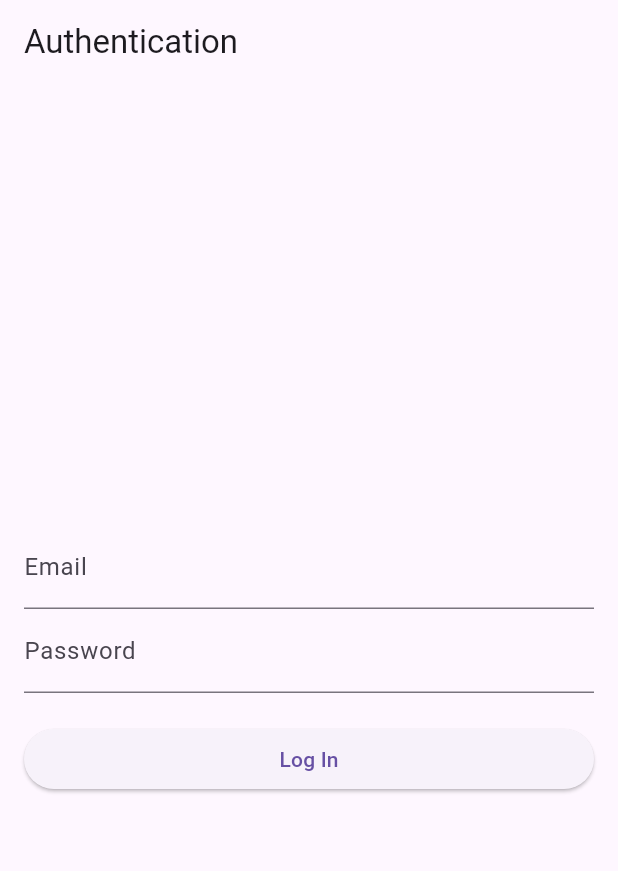
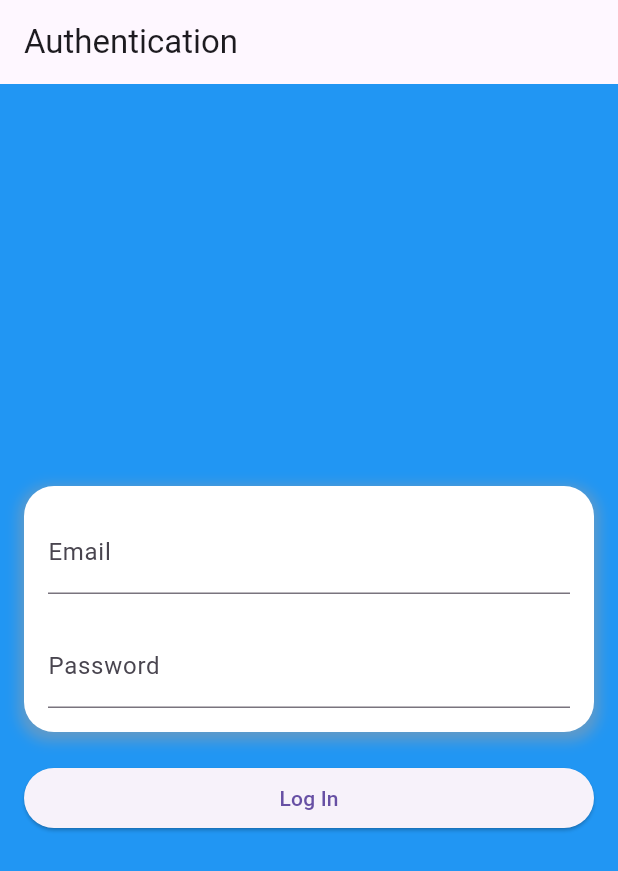
Before and after one commit to sirajulhassan/wayanad_gate, a Flutter app: the screen it shows after launch, on a phone screen of 412 x 824 dp. Shown: the top 871 px of the screen. Run offline on Flutter 3.47's test engine with Material 3 defaults, Android fonts, the phone set to English and light mode, and no system bars; our stand-ins replace firebase_auth, firebase_core; accounts and stored records are empty.

```diff
--- a/lib/authentication/screens/authentication_screen.dart
+++ b/lib/authentication/screens/authentication_screen.dart
@@ -4,6 +4,8 @@ import 'package:wayanad_gate/widgets/common_widgets/input_field.dart';
 import 'package:wayanad_gate/authentication/services/auth_service.dart';
 
 class AuthenticationScreen extends StatefulWidget {
+  const AuthenticationScreen({Key? key}) : super(key: key);
+
   @override
   _AuthenticationScreenState createState() => _AuthenticationScreenState();
 }
@@ -19,22 +21,46 @@ class _AuthenticationScreenState extends State<AuthenticationScreen> {
       appBar: AppBar(
         title: const Text('Authentication'),
       ),
-      body: Padding(
+      backgroundColor: Colors.blue,
+      body: Center(
+        child: Padding(
           padding: const EdgeInsets.all(16.0),
           child: Column(
             mainAxisAlignment: MainAxisAlignment.center,
             crossAxisAlignment: CrossAxisAlignment.stretch,
             children: <Widget>[
+              Container(
+                decoration: BoxDecoration(
+                  color: Colors.white,
+                  borderRadius: BorderRadius.circular(20.0),
+                  boxShadow: [
+                    BoxShadow(
+                      color: Colors.grey.withOpacity(0.5),
+                      spreadRadius: 3,
+                      blurRadius: 7,
+                      offset: Offset(0, 3), // changes position of shadow
+                    ),
+                  ],
+                ),
+                child: Padding(
+                  padding: const EdgeInsets.all(16.0),
+                  child: Column(
+                    children: [
                       InputField(
                         controller: _emailController,
                         labelText: 'Email',
                       ),
+                      SizedBox(height: 20.0),
                       InputField(
                         controller: _passwordController,
                         labelText: 'Password',
                         obscureText: true,
                       ),
-            const SizedBox(height: 20.0),
+                    ],
+                  ),
+                ),
+              ),
+              SizedBox(height: 20.0),
               CustomButton(
                 text: 'Log In',
                 onPressed: () async {
@@ -43,7 +69,9 @@ class _AuthenticationScreenState extends State<AuthenticationScreen> {
                   String? errorMessage = await _authService
                       .signInWithEmailAndPassword(email, password);
                   if (errorMessage == null) {
-                  // Authentication successful, navigate to the next screen
+                    ScaffoldMessenger.of(context).showSnackBar(
+                      const SnackBar(content: Text("Success")),
+                    );
                   } else {
                     // Show error message
                     ScaffoldMessenger.of(context).showSnackBar(
@@ -55,6 +83,7 @@ class _AuthenticationScreenState extends State<AuthenticationScreen> {
             ],
           ),
         ),
+      ),
     );
   }
 }
--- a/lib/main.dart
+++ b/lib/main.dart
@@ -1,10 +1,12 @@
 import 'package:flutter/material.dart';
+import 'package:wayanad_gate/authentication/screens/authentication_screen.dart';
+
 import 'package:firebase_core/firebase_core.dart';
-import 'package:wayanad_gate/authentication/screens/authentication_screen.dart';
+import 'firebase_options.dart';
 
 void main() async {
   WidgetsFlutterBinding.ensureInitialized();
-  await Firebase.initializeApp();
+  await Firebase.initializeApp(options: DefaultFirebaseOptions.currentPlatform);
   runApp(const MyApp());
 }
 
```
Also changed, not shown: lib/firebase_options.dart (added), pubspec.lock, 5 other files. Lines whose indentation alone changed are shown as unchanged.
